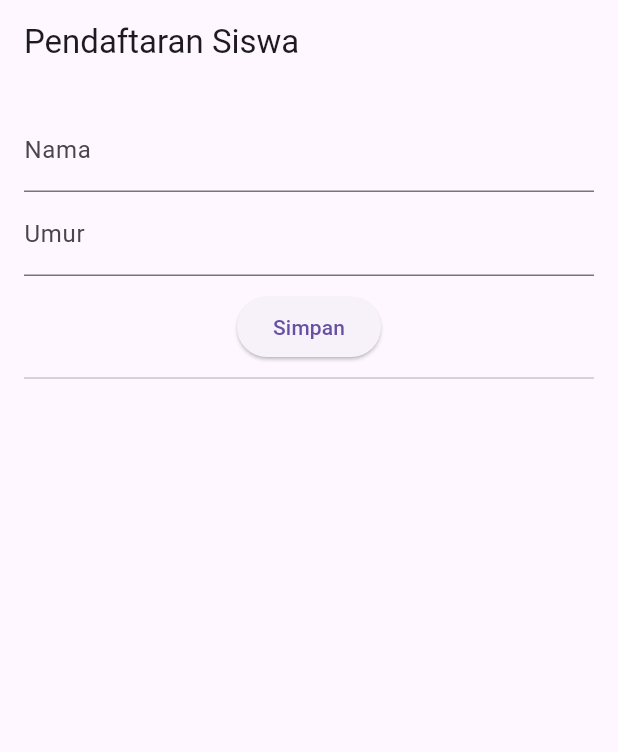
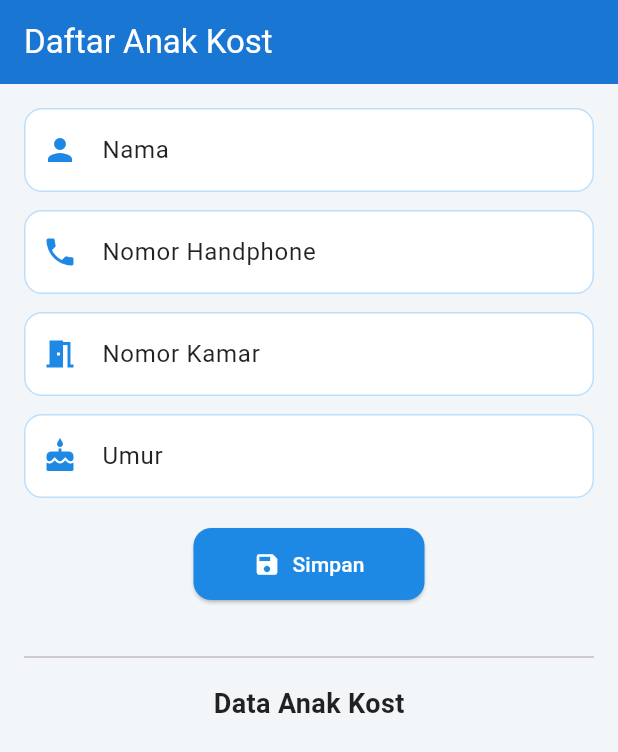
Before and after one commit to vinojanuar/belajar_dart_flutterrrr, a Flutter app: the screen it shows after launch, on a phone screen of 412 x 824 dp. Shown: the top 752 px of the screen. Run offline on Flutter 3.47's test engine with Material 3 defaults, Android fonts, the phone set to English and light mode, and no system bars; our stand-ins replace sqflite; accounts and stored records are empty.

Commit message:
Update tugas 12

```diff
--- a/lib/main.dart
+++ b/lib/main.dart
@@ -2,6 +2,7 @@ import 'package:belajar_dart_flutter/meet14/meetC/drawer.dart';
 import 'package:belajar_dart_flutter/meet6/Tugas6.dart';
 import 'package:belajar_dart_flutter/meet7/tugas7.dart';
 import 'package:belajar_dart_flutter/studycase/siswa_screen.dart';
+import 'package:belajar_dart_flutter/tugas11/kost_screen.dart';
 import 'package:belajar_dart_flutter/utils/splash_screen.dart';
 import 'package:flutter/material.dart';
 
@@ -17,9 +18,9 @@ class MyApp extends StatelessWidget {
   Widget build(BuildContext context) {
     return MaterialApp(
       debugShowCheckedModeBanner: false,
-      title: 'Siswa App',
+      title: 'Anak Kost',
       theme: ThemeData(primarySwatch: Colors.blue),
-      home: const SiswaScreen(),
+      home: const Anakkost(),
       // initialRoute: "/",
       // routes: {
       //   "/": (context) => SplashScreen(),
--- /dev/null
+++ b/lib/tugas11/database/dbcase.dart
@@ -0,0 +1,50 @@
+import 'package:belajar_dart_flutter/tugas11/model/model_kost.dart';
+import 'package:path/path.dart';
+import 'package:sqflite/sqflite.dart';
+
+class Dbkost {
+  static Future<Database> db() async {
+    final dbPath = await getDatabasesPath();
+    return openDatabase(
+      join(dbPath, 'kost.db'),
+      onCreate: (db, version) {
+        return db.execute(
+          'CREATE TABLE anakkost (id INTEGER PRIMARY KEY AUTOINCREMENT, nama TEXT, nomorhandphone INTEGER, nomorkamar INTEGER, umur INTEGER)',
+        );
+      },
+      onUpgrade: (db, oldVersion, newVersion) {},
+      version: 1,
+    );
+  }
+
+  Future<void> insertSiswa(Kost anakkost) async {
+    final db = await Dbkost.db();
+    await db.insert(
+      'anakkost',
+      anakkost.toMap(),
+      conflictAlgorithm: ConflictAlgorithm.replace,
+    );
+  }
+
+  static Future<List<Kost>> getAllKost() async {
+    final db = await Dbkost.db();
+    final List<Map<String, dynamic>> maps = await db.query('anakkost');
+
+    return List.generate(maps.length, (i) => Kost.fromMap(maps[i]));
+  }
+
+  Future<void> updateKost(Kost anakkost) async {
+    final db = await Dbkost.db();
+    await db.update(
+      'anakkost',
+      anakkost.toMap(),
+      where: 'id = ?',
+      whereArgs: [anakkost.id],
+    );
+  }
+
+  Future<void> deleteKost(int id) async {
+    final db = await Dbkost.db();
+    await db.delete('anakkost', where: 'id = ?', whereArgs: [id]);
+  }
+}
--- /dev/null
+++ b/lib/tugas11/kost_screen.dart
@@ -0,0 +1,226 @@
+import 'package:belajar_dart_flutter/tugas11/database/dbcase.dart';
+import 'package:belajar_dart_flutter/tugas11/edit_screen.dart';
+import 'package:belajar_dart_flutter/tugas11/model/model_kost.dart';
+import 'package:flutter/material.dart';
+
+class Anakkost extends StatefulWidget {
+  const Anakkost({super.key});
+
+  @override
+  State<Anakkost> createState() => _AnakkostState();
+}
+
+class _AnakkostState extends State<Anakkost> {
+  final TextEditingController namaController = TextEditingController();
+  final TextEditingController nomorHandphoneController =
+      TextEditingController();
+  final TextEditingController nomorKamarController = TextEditingController();
+  final TextEditingController umurController = TextEditingController();
+
+  List<Kost> daftarAnakkost = [];
+
+  @override
+  void initState() {
+    super.initState();
+    muatData();
+  }
+
+  Future<void> muatData() async {
+    final data = await Dbkost.getAllKost();
+    setState(() {
+      daftarAnakkost = data;
+    });
+  }
+
+  Future<void> simpanData() async {
+    final nama = namaController.text.trim();
+    final nomor = int.tryParse(nomorHandphoneController.text.trim());
+    final kamar = int.tryParse(nomorKamarController.text.trim());
+    final umur = int.tryParse(umurController.text.trim());
+
+    if (nama.isNotEmpty && nomor != null && kamar != null && umur != null) {
+      await Dbkost().insertSiswa(
+        Kost(nama: nama, nomorhandphone: nomor, nomorkamar: kamar, umur: umur),
+      );
+      namaController.clear();
+      nomorHandphoneController.clear();
+      nomorKamarController.clear();
+      umurController.clear();
+      muatData();
+    } else {
+      ScaffoldMessenger.of(context).showSnackBar(
+        const SnackBar(content: Text("Semua data harus diisi dengan benar")),
+      );
+    }
+  }
+
+  @override
+  Widget build(BuildContext context) {
+    return Scaffold(
+      backgroundColor: const Color(0xFFF3F6F9),
+      appBar: AppBar(
+        title: const Text("Daftar Anak Kost"),
+        backgroundColor: Colors.blue.shade700,
+        foregroundColor: Colors.white,
+        elevation: 0,
+      ),
+      body: SingleChildScrollView(
+        padding: const EdgeInsets.all(16),
+        child: Column(
+          children: [
+            _buildTextField(namaController, "Nama", icon: Icons.person),
+            const SizedBox(height: 12),
+            _buildTextField(
+              nomorHandphoneController,
+              "Nomor Handphone",
+              isNumber: true,
+              icon: Icons.phone,
+            ),
+            const SizedBox(height: 12),
+            _buildTextField(
+              nomorKamarController,
+              "Nomor Kamar",
+              isNumber: true,
+              icon: Icons.meeting_room,
+            ),
+            const SizedBox(height: 12),
+            _buildTextField(
+              umurController,
+              "Umur",
+              isNumber: true,
+              icon: Icons.cake,
+            ),
+            const SizedBox(height: 20),
+            ElevatedButton.icon(
+              onPressed: simpanData,
+              icon: const Icon(Icons.save),
+              label: const Text("Simpan"),
+              style: ElevatedButton.styleFrom(
+                backgroundColor: Colors.blue.shade600,
+                foregroundColor: Colors.white,
+                padding: const EdgeInsets.symmetric(
+                  horizontal: 40,
+                  vertical: 14,
+                ),
+                shape: RoundedRectangleBorder(
+                  borderRadius: BorderRadius.circular(12),
+                ),
+              ),
+            ),
+            const SizedBox(height: 30),
+            const Divider(thickness: 1.2),
+            const SizedBox(height: 10),
+            const Text(
+              "Data Anak Kost",
+              style: TextStyle(
+                fontWeight: FontWeight.bold,
+                fontSize: 18,
+                color: Colors.black87,
+              ),
+            ),
+            const SizedBox(height: 10),
+            ListView.builder(
+              shrinkWrap: true,
+              physics: const NeverScrollableScrollPhysics(),
+              itemCount: daftarAnakkost.length,
+              itemBuilder: (context, index) {
+                final anak = daftarAnakkost[index];
+                return Card(
+                  shape: RoundedRectangleBorder(
+                    borderRadius: BorderRadius.circular(12),
+                  ),
+                  margin: const EdgeInsets.symmetric(vertical: 6),
+                  elevation: 2,
+                  color: Colors.white,
+                  child: ListTile(
+                    leading: CircleAvatar(
+                      backgroundColor: Colors.blue.shade300,
+                      child: Text(
+                        '${anak.id}',
+                        style: const TextStyle(color: Colors.white),
+                      ),
+                    ),
+                    title: Text(
+                      anak.nama,
+                      style: const TextStyle(fontWeight: FontWeight.w600),
+                    ),
+                    subtitle: Padding(
+                      padding: const EdgeInsets.only(top: 6.0),
+                      child: Column(
+                        crossAxisAlignment: CrossAxisAlignment.start,
+                        children: [
+                          Text("📱 ${anak.nomorhandphone}"),
+                          Text("🚪 Kamar: ${anak.nomorkamar}"),
+                          Text("🎂 Umur: ${anak.umur} tahun"),
+                        ],
+                      ),
+                    ),
+                    trailing: Row(
+                      children: [
+                        //Untuk Tombol Edit Cuyyy
+                        IconButton(
+                          icon: const Icon(Icons.edit, color: Colors.blue),
+                          onPressed: () async {
+                            await Navigator.push(
+                              context,
+                              MaterialPageRoute(
+                                builder: (_) => EditScreen(kost: anak),
+                              ),
+                            );
+
+                            muatData();
+                          },
+                        ),
+
+                        IconButton(
+                          icon: const Icon(Icons.delete, color: Colors.red),
+                          onPressed: () async {
+                            await Dbkost().deleteKost(anak.id!);
+                            ScaffoldMessenger.of(context).showSnackBar(
+                              const SnackBar(
+                                content: Text("Data Berhasil di Hapus"),
+                              ),
+                            );
+                            muatData();
+                          },
+                        ),
+                      ],
+                    ),
+                  ),
+                );
+              },
+            ),
+          ],
+        ),
+      ),
+    );
+  }
+
+  Widget _buildTextField(
+    TextEditingController controller,
+    String label, {
+    bool isNumber = false,
+    IconData? icon,
+  }) {
+    return TextField(
+      controller: controller,
+      keyboardType: isNumber ? TextInputType.number : TextInputType.text,
+      decoration: InputDecoration(
+        prefixIcon:
+            icon != null ? Icon(icon, color: Colors.blue.shade600) : null,
+        labelText: label,
+        labelStyle: const TextStyle(color: Colors.black87),
+        filled: true,
+        fillColor: Colors.white,
+        enabledBorder: OutlineInputBorder(
+          borderSide: BorderSide(color: Colors.blue.shade100),
+          borderRadius: BorderRadius.circular(12),
+        ),
+        focusedBorder: OutlineInputBorder(
+          borderSide: BorderSide(color: Colors.blue.shade400),
+          borderRadius: BorderRadius.circular(12),
+        ),
+      ),
+    );
+  }
+}
--- /dev/null
+++ b/lib/tugas11/model/model_kost.dart
@@ -0,0 +1,42 @@
+import 'dart:convert';
+
+// ignore_for_file: public_member_api_docs, sort_constructors_first
+class Kost {
+  final int? id;
+  final String nama;
+  final int nomorhandphone;
+  final int nomorkamar;
+  final int umur;
+  Kost({
+    this.id,
+    required this.nama,
+    required this.nomorhandphone,
+    required this.nomorkamar,
+    required this.umur,
+  });
+
+  Map<String, dynamic> toMap() {
+    return <String, dynamic>{
+      'id': id,
+      'nama': nama,
+      'nomorhandphone': nomorhandphone,
+      'nomorkamar': nomorkamar,
+      'umur': umur,
+    };
+  }
+
+  factory Kost.fromMap(Map<String, dynamic> map) {
+    return Kost(
+      id: map['id'] != null ? map['id'] as int : null,
+      nama: map['nama'] as String,
+      nomorhandphone: map['nomorhandphone'] as int,
+      nomorkamar: map['nomorkamar'] as int,
+      umur: map['umur'] as int,
+    );
+  }
+
+  String toJson() => json.encode(toMap());
+
+  factory Kost.fromJson(String source) =>
+      Kost.fromMap(json.decode(source) as Map<String, dynamic>);
+}
```
Also changed, not shown: lib/tugas11/edit_screen.dart (added, +117 -0 lines).
